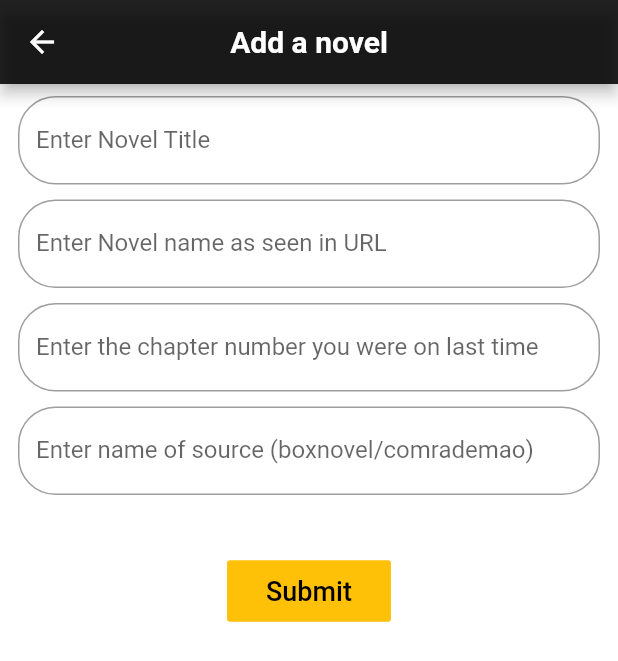
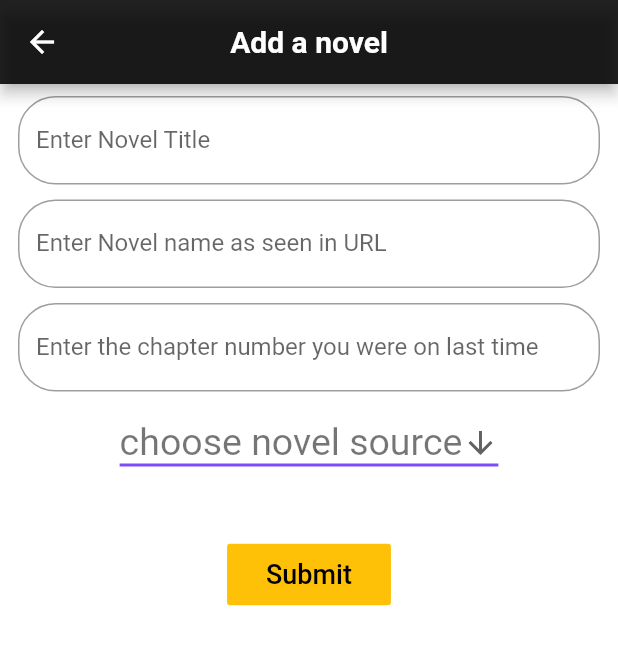
Before and after one commit to KillyTheCat/comrademaoscraper, a Flutter app: the AddNovel screen opened by its route, on a phone screen of 412 x 824 dp. Shown: the top 661 px of the screen. Run offline on Flutter 3.47's test engine with Material 2 defaults, Android fonts, the phone set to English and light mode, and no system bars; our stand-ins replace hive, hive_flutter, sqflite; accounts and stored records are empty; generated files the repository leaves out were written again.

```diff
--- a/lib/backend/database/databaseHandler.dart
+++ b/lib/backend/database/databaseHandler.dart
@@ -7,3 +7,9 @@ Future<void> writeToDB(Novel novel) async {
   box.add(novel);
   box.close();
 }
+
+Future<void> incrementChapterNumber(String novelName) async {
+  Box<Novel> box = await Hive.openBox<Novel>('myBooksBox');
+  // increment chapter number of the novel
+  box.close();
+}
--- a/lib/pages/add_novel.dart
+++ b/lib/pages/add_novel.dart
@@ -10,6 +10,7 @@ class AddNovel extends StatefulWidget {
 }
 
 class _AddNovelState extends State<AddNovel> {
+  String dropdownValue = "choose novel source";
   @override
   Widget build(BuildContext context) {
     // Future<String> novelTextGet;
@@ -144,25 +145,28 @@ class _AddNovelState extends State<AddNovel> {
                     },
                   ),
                   SizedBox(height: 10),
-                  TextFormField(
-                    controller: sourceController,
-                    decoration: InputDecoration(
-                      focusColor: Colors.white,
-                      border: OutlineInputBorder(
-                        borderRadius: BorderRadius.circular(25),
-                        borderSide: BorderSide(
-                          color: Colors.white70,
-                        ),
+                  Center(
+                    child: DropdownButton<String>(
+                      value: dropdownValue,
+                      icon: Icon(Icons.arrow_downward),
+                      iconSize: 24,
+                      elevation: 16,
+                      style: TextStyle(color: Colors.black54, fontSize: 25),
+                      underline: Container(
+                        height: 2,
+                        color: Colors.deepPurpleAccent,
                       ),
-                      fillColor: Colors.white70,
-                      labelText: 'Enter name of source (boxnovel/comrademao)',
+                      onChanged: (String newValue) {
+                        dropdownValue = newValue;
+                      },
+                      items: <String>["choose novel source",'boxnovel','comrademao']
+                          .map<DropdownMenuItem<String>>((String value) {
+                        return DropdownMenuItem<String>(
+                          value: value,
+                          child: Text(value),
+                        );
+                      }).toList(),
                     ),
-                    validator: (value) {
-                      if (value.isEmpty) {
-                        return 'please enter the source';
-                      }
-                      return null;
-                    },
                   ),
                   SizedBox(height: 40),
                   Center(
@@ -172,7 +176,7 @@ class _AddNovelState extends State<AddNovel> {
                           titleController.text,
                           urlController.text,
                           positionController.text,
-                          sourceController.text,
+                          dropdownValue,
                         );
                         await writeToDB(novel);
                         Function rebuildList =
```
Also changed, not shown: lib/pages/novlistcard.dart (+22 -2 lines), pubspec.lock.
